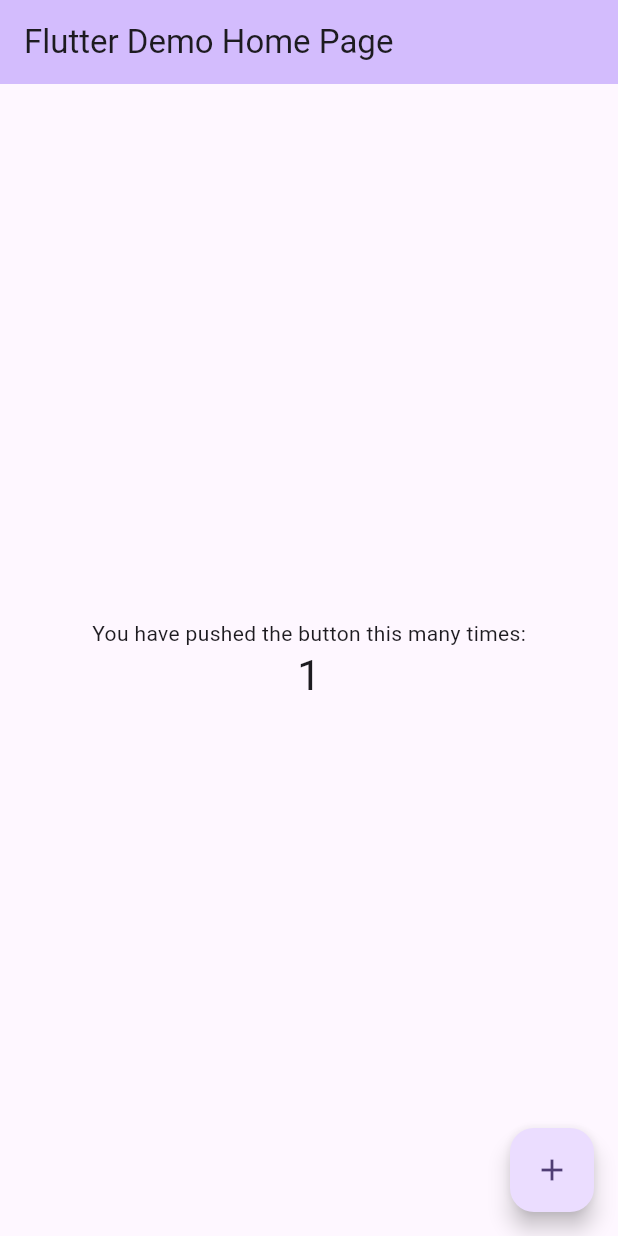
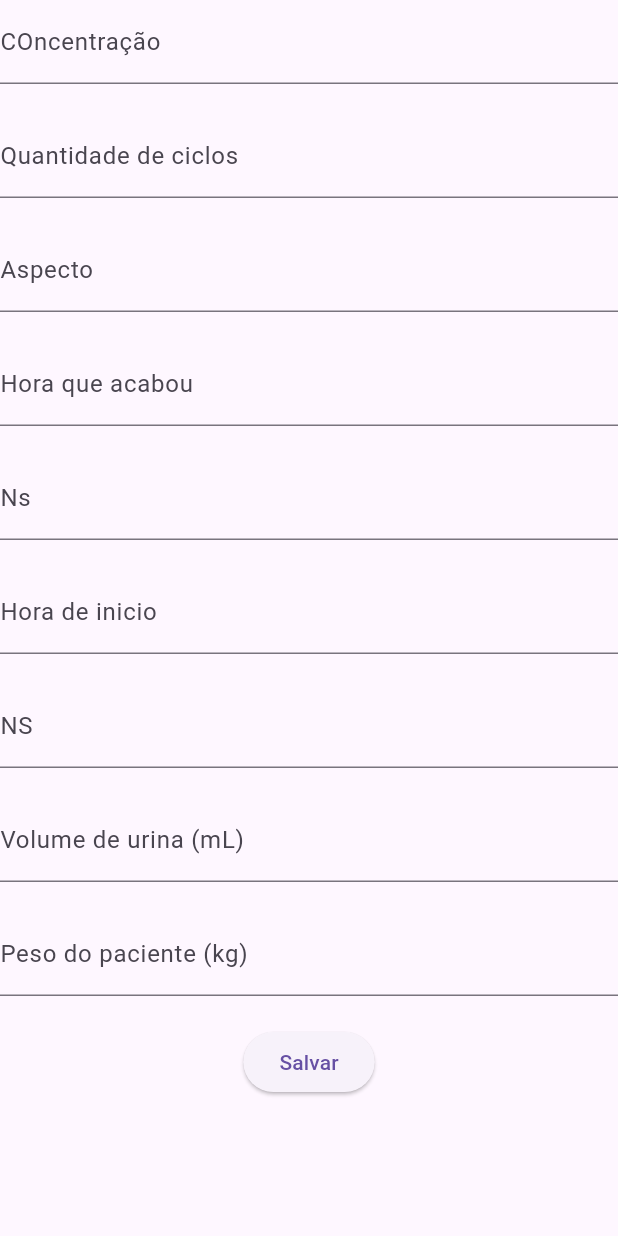
Before and after one commit to GabrielSampaioS/Mobile_UNIVESP_PI3, a Flutter app: the screen it shows after launch, after a tap on the "add" icon, on a phone screen of 412 x 824 dp. Run offline on Flutter 3.47's test engine with Material 3 defaults, Android fonts, the phone set to English and light mode, and no system bars; our stand-ins replace flutter_svg, go_router.

Commit message:
implement register dialysis form structure
Create register dialysis form with separated field components

```diff
--- /dev/null
+++ b/lib/app/config/routes.dart
@@ -0,0 +1,19 @@
+import 'package:go_router/go_router.dart';
+import 'package:mobile_univesp_pi3/presentation/screens/home_page.dart';
+import 'package:mobile_univesp_pi3/presentation/screens/register_dialysis_page.dart';
+
+final routes = GoRouter(
+  initialLocation: '/home',
+  routes: [
+    GoRoute(
+      path: '/home',
+      name: 'home',
+      builder: (context, state) => const Homepage(),
+    ),
+    GoRoute(
+      path: '/registerDialysis',
+      name: 'registerDialysis',
+      builder: (context, state) => RegisterDialysisPage(),
+    ),
+  ],
+);
--- /dev/null
+++ b/lib/domain/app.dart
@@ -0,0 +1,23 @@
+//import 'package:db_projeto/app/config/theme_manager.dart';
+import 'package:flutter/material.dart';
+import 'package:mobile_univesp_pi3/app/config/routes.dart';
+
+class MyApp extends StatefulWidget {
+  const MyApp({super.key});
+
+  @override
+  State<MyApp> createState() => _MyAppState();
+}
+
+class _MyAppState extends State<MyApp> {
+  @override
+  Widget build(BuildContext constext) {
+    return MaterialApp.router(
+      routerDelegate: routes.routerDelegate,
+      routeInformationParser: routes.routeInformationParser,
+      routeInformationProvider: routes.routeInformationProvider,
+
+      debugShowCheckedModeBanner: false,
+    );
+  }
+}
--- a/lib/main.dart
+++ b/lib/main.dart
@@ -1,122 +1,6 @@
-import 'package:flutter/material.dart';
+import 'package:flutter/cupertino.dart';
+import 'package:mobile_univesp_pi3/domain/app.dart';
 
 void main() {
   runApp(const MyApp());
 }
-
-class MyApp extends StatelessWidget {
-  const MyApp({super.key});
-
-  // This widget is the root of your application.
-  @override
-  Widget build(BuildContext context) {
-    return MaterialApp(
-      title: 'Flutter Demo',
-      theme: ThemeData(
-        // This is the theme of your application.
-        //
-        // TRY THIS: Try running your application with "flutter run". You'll see
-        // the application has a purple toolbar. Then, without quitting the app,
-        // try changing the seedColor in the colorScheme below to Colors.green
-        // and then invoke "hot reload" (save your changes or press the "hot
-        // reload" button in a Flutter-supported IDE, or press "r" if you used
-        // the command line to start the app).
-        //
-        // Notice that the counter didn't reset back to zero; the application
-        // state is not lost during the reload. To reset the state, use hot
-        // restart instead.
-        //
-        // This works for code too, not just values: Most code changes can be
-        // tested with just a hot reload.
-        colorScheme: .fromSeed(seedColor: Colors.deepPurple),
-      ),
-      home: const MyHomePage(title: 'Flutter Demo Home Page'),
-    );
-  }
-}
-
-class MyHomePage extends StatefulWidget {
-  const MyHomePage({super.key, required this.title});
-
-  // This widget is the home page of your application. It is stateful, meaning
-  // that it has a State object (defined below) that contains fields that affect
-  // how it looks.
-
-  // This class is the configuration for the state. It holds the values (in this
-  // case the title) provided by the parent (in this case the App widget) and
-  // used by the build method of the State. Fields in a Widget subclass are
-  // always marked "final".
-
-  final String title;
-
-  @override
-  State<MyHomePage> createState() => _MyHomePageState();
-}
-
-class _MyHomePageState extends State<MyHomePage> {
-  int _counter = 0;
-
-  void _incrementCounter() {
-    setState(() {
-      // This call to setState tells the Flutter framework that something has
-      // changed in this State, which causes it to rerun the build method below
-      // so that the display can reflect the updated values. If we changed
-      // _counter without calling setState(), then the build method would not be
-      // called again, and so nothing would appear to happen.
-      _counter++;
-    });
-  }
-
-  @override
-  Widget build(BuildContext context) {
-    // This method is rerun every time setState is called, for instance as done
-    // by the _incrementCounter method above.
-    //
-    // The Flutter framework has been optimized to make rerunning build methods
-    // fast, so that you can just rebuild anything that needs updating rather
-    // than having to individually change instances of widgets.
-    return Scaffold(
-      appBar: AppBar(
-        // TRY THIS: Try changing the color here to a specific color (to
-        // Colors.amber, perhaps?) and trigger a hot reload to see the AppBar
-        // change color while the other colors stay the same.
-        backgroundColor: Theme.of(context).colorScheme.inversePrimary,
-        // Here we take the value from the MyHomePage object that was created by
-        // the App.build method, and use it to set our appbar title.
-        title: Text(widget.title),
-      ),
-      body: Center(
-        // Center is a layout widget. It takes a single child and positions it
-        // in the middle of the parent.
-        child: Column(
-          // Column is also a layout widget. It takes a list of children and
-          // arranges them vertically. By default, it sizes itself to fit its
-          // children horizontally, and tries to be as tall as its parent.
-          //
-          // Column has various properties to control how it sizes itself and
-          // how it positions its children. Here we use mainAxisAlignment to
-          // center the children vertically; the main axis here is the vertical
-          // axis because Columns are vertical (the cross axis would be
-          // horizontal).
-          //
-          // TRY THIS: Invoke "debug painting" (choose the "Toggle Debug Paint"
-          // action in the IDE, or press "p" in the console), to see the
-          // wireframe for each widget.
-          mainAxisAlignment: .center,
-          children: [
-            const Text('You have pushed the button this many times:'),
-            Text(
-              '$_counter',
-              style: Theme.of(context).textTheme.headlineMedium,
-            ),
-          ],
-        ),
-      ),
-      floatingActionButton: FloatingActionButton(
-        onPressed: _incrementCounter,
-        tooltip: 'Increment',
-        child: const Icon(Icons.add),
-      ),
-    );
-  }
-}
--- /dev/null
+++ b/lib/presentation/screens/home_page.dart
@@ -0,0 +1,37 @@
+import 'package:flutter/material.dart';
+import 'package:flutter_svg/svg.dart';
+import 'package:go_router/go_router.dart';
+
+class Homepage extends StatelessWidget {
+  const Homepage({super.key});
+
+  @override
+  Widget build(BuildContext context) {
+    return Scaffold(
+      appBar: AppBar(
+        elevation: 2,
+
+        leading: Tooltip(
+          message: 'Configurações',
+          child: SvgPicture.asset(
+            'assets/icons/gear.svg',
+            height: 38,
+
+            colorFilter: ColorFilter.mode(Colors.black, BlendMode.srcIn),
+          ),
+        ),
+
+        title: Text('Ola'),
+      ),
+
+      floatingActionButtonLocation: FloatingActionButtonLocation.endFloat,
+      floatingActionButton: FloatingActionButton(
+        onPressed: () => context.push('/registerDialysis'),
+
+        backgroundColor: Colors.black,
+        elevation: 2,
+        child: const Icon(Icons.add),
+      ),
+    );
+  }
+}
--- /dev/null
+++ b/lib/presentation/screens/register_dialysis_page.dart
@@ -0,0 +1,100 @@
+import 'package:flutter/material.dart';
+import 'package:mobile_univesp_pi3/presentation/widgets/fields/cycles_field.dart';
+import 'package:mobile_univesp_pi3/presentation/widgets/fields/drain_aspect_field.dart';
+import 'package:mobile_univesp_pi3/presentation/widgets/fields/end_time_field.dart';
+import 'package:mobile_univesp_pi3/presentation/widgets/fields/initial_drainage_field.dart';
+import 'package:mobile_univesp_pi3/presentation/widgets/fields/start_time_field.dart';
+import 'package:mobile_univesp_pi3/presentation/widgets/fields/ultrafiltration_field.dart';
+import 'package:mobile_univesp_pi3/presentation/widgets/fields/urine_volume_field.dart';
+import 'package:mobile_univesp_pi3/presentation/widgets/fields/weight_field.dart';
+import 'package:mobile_univesp_pi3/presentation/widgets/fields/bag_concentration_field.dart';
+
+class RegisterDialysisPage extends StatefulWidget {
+  const RegisterDialysisPage({super.key});
+
+  @override
+  State<RegisterDialysisPage> createState() => _RegisterDialysisPageState();
+}
+
+class _RegisterDialysisPageState extends State<RegisterDialysisPage> {
+  final _formKey = GlobalKey<FormState>();
+
+  @override
+  void dispose() {
+    weightController.dispose();
+    bagConcentrationController.dispose();
+    cyclesController.dispose();
+    urineVolumeController.dispose();
+    ultrafiltrationController.dispose();
+    startTimeController.dispose();
+    initialDrainageController.dispose();
+    endTimeController.dispose();
+    drainAspectController.dispose();
+    super.dispose();
+  }
+
+  //teste
+
+  void showMessage(BuildContext context, String message) {
+    ScaffoldMessenger.of(
+      context,
+    ).showSnackBar(SnackBar(content: Text(message)));
+  }
+
+  final weightController = TextEditingController();
+  final bagConcentrationController = TextEditingController();
+  final cyclesController = TextEditingController();
+  final urineVolumeController = TextEditingController();
+  final ultrafiltrationController = TextEditingController();
+  final startTimeController = TextEditingController();
+  final initialDrainageController = TextEditingController();
+  final endTimeController = TextEditingController();
+  final drainAspectController = TextEditingController();
+
+  @override
+  Widget build(BuildContext context) {
+    return Scaffold(
+      body: SafeArea(
+        child: Form(
+          key: _formKey,
+          child: Column(
+            children: [
+              //CAMPOS
+              BagConcentrationField(controller: bagConcentrationController),
+              const SizedBox(height: 20),
+
+              CyclesField(controller: cyclesController),
+              const SizedBox(height: 20),
+
+              DrainAspectField(controller: drainAspectController),
+              const SizedBox(height: 20),
+
+              EndTimeField(controller: endTimeController),
+              const SizedBox(height: 20),
+
+              InitialDrainageField(controller: initialDrainageController),
+              const SizedBox(height: 20),
+
+              StartTimeField(controller: startTimeController),
+              const SizedBox(height: 20),
+
+              UltrafiltrationField(controller: ultrafiltrationController),
+              const SizedBox(height: 20),
+
+              UrineVolumeField(controller: urineVolumeController),
+              const SizedBox(height: 20),
+
+              WeightField(controller: weightController),
+              const SizedBox(height: 20),
+
+              ElevatedButton(
+                onPressed: () => showMessage(context, 'Salvar'),
+                child: const Text('Salvar'),
+              ),
+            ],
+          ),
+        ),
+      ),
+    );
+  }
+}
--- /dev/null
+++ b/lib/presentation/widgets/fields/bag_concentration_field.dart
@@ -0,0 +1,16 @@
+import 'package:flutter/material.dart';
+
+class BagConcentrationField extends StatelessWidget {
+  final TextEditingController controller;
+
+  const BagConcentrationField({super.key, required this.controller});
+
+  @override
+  Widget build(BuildContext context) {
+    return TextFormField(
+      controller: controller,
+      keyboardType: TextInputType.number,
+      decoration: const InputDecoration(labelText: 'COncentração'),
+    );
+  }
+}
--- /dev/null
+++ b/lib/presentation/widgets/fields/cycles_field.dart
@@ -0,0 +1,16 @@
+import 'package:flutter/material.dart';
+
+class CyclesField extends StatelessWidget {
+  final TextEditingController controller;
+
+  const CyclesField({super.key, required this.controller});
+
+  @override
+  Widget build(BuildContext context) {
+    return TextFormField(
+      controller: controller,
+      keyboardType: TextInputType.number,
+      decoration: const InputDecoration(labelText: 'Quantidade de ciclos'),
+    );
+  }
+}
--- /dev/null
+++ b/lib/presentation/widgets/fields/drain_aspect_field.dart
@@ -0,0 +1,16 @@
+import 'package:flutter/material.dart';
+
+class DrainAspectField extends StatelessWidget {
+  final TextEditingController controller;
+
+  const DrainAspectField({super.key, required this.controller});
+
+  @override
+  Widget build(BuildContext context) {
+    return TextFormField(
+      controller: controller,
+      keyboardType: TextInputType.number,
+      decoration: const InputDecoration(labelText: 'Aspecto'),
+    );
+  }
+}
--- /dev/null
+++ b/lib/presentation/widgets/fields/end_time_field.dart
@@ -0,0 +1,16 @@
+import 'package:flutter/material.dart';
+
+class EndTimeField extends StatelessWidget {
+  final TextEditingController controller;
+
+  const EndTimeField({super.key, required this.controller});
+
+  @override
+  Widget build(BuildContext context) {
+    return TextFormField(
+      controller: controller,
+      keyboardType: TextInputType.number,
+      decoration: const InputDecoration(labelText: 'Hora que acabou'),
+    );
+  }
+}
--- /dev/null
+++ b/lib/presentation/widgets/fields/initial_drainage_field.dart
@@ -0,0 +1,16 @@
+import 'package:flutter/material.dart';
+
+class InitialDrainageField extends StatelessWidget {
+  final TextEditingController controller;
+
+  const InitialDrainageField({super.key, required this.controller});
+
+  @override
+  Widget build(BuildContext context) {
+    return TextFormField(
+      controller: controller,
+      keyboardType: TextInputType.number,
+      decoration: const InputDecoration(labelText: 'Ns'),
+    );
+  }
+}
--- /dev/null
+++ b/lib/presentation/widgets/fields/start_time_field.dart
@@ -0,0 +1,16 @@
+import 'package:flutter/material.dart';
+
+class StartTimeField extends StatelessWidget {
+  final TextEditingController controller;
+
+  const StartTimeField({super.key, required this.controller});
+
+  @override
+  Widget build(BuildContext context) {
+    return TextFormField(
+      controller: controller,
+      keyboardType: TextInputType.number,
+      decoration: const InputDecoration(labelText: 'Hora de inicio'),
+    );
+  }
+}
--- /dev/null
+++ b/lib/presentation/widgets/fields/ultrafiltration_field.dart
@@ -0,0 +1,16 @@
+import 'package:flutter/material.dart';
+
+class UltrafiltrationField extends StatelessWidget {
+  final TextEditingController controller;
+
+  const UltrafiltrationField({super.key, required this.controller});
+
+  @override
+  Widget build(BuildContext context) {
+    return TextFormField(
+      controller: controller,
+      keyboardType: TextInputType.number,
+      decoration: const InputDecoration(labelText: 'NS'),
+    );
+  }
+}
--- /dev/null
+++ b/lib/presentation/widgets/fields/urine_volume_field.dart
@@ -0,0 +1,16 @@
+import 'package:flutter/material.dart';
+
+class UrineVolumeField extends StatelessWidget {
+  final TextEditingController controller;
+
+  const UrineVolumeField({super.key, required this.controller});
+
+  @override
+  Widget build(BuildContext context) {
+    return TextFormField(
+      controller: controller,
+      keyboardType: TextInputType.number,
+      decoration: const InputDecoration(labelText: 'Volume de urina (mL)'),
+    );
+  }
+}
--- /dev/null
+++ b/lib/presentation/widgets/fields/weight_field.dart
@@ -0,0 +1,16 @@
+import 'package:flutter/material.dart';
+
+class WeightField extends StatelessWidget {
+  final TextEditingController controller;
+
+  const WeightField({super.key, required this.controller});
+
+  @override
+  Widget build(BuildContext context) {
+    return TextFormField(
+      controller: controller,
+      keyboardType: TextInputType.number,
+      decoration: const InputDecoration(labelText: 'Peso do paciente (kg)'),
+    );
+  }
+}
--- a/pubspec.yaml
+++ b/pubspec.yaml
@@ -34,6 +34,8 @@ dependencies:
   # The following adds the Cupertino Icons font to your application.
   # Use with the CupertinoIcons class for iOS style icons.
   cupertino_icons: ^1.0.8
+  go_router: ^17.1.0
+  flutter_svg: ^2.2.3
 
 dev_dependencies:
   flutter_test:
```
Also changed, not shown: assets/icons/gear.svg (added), pubspec.lock.
